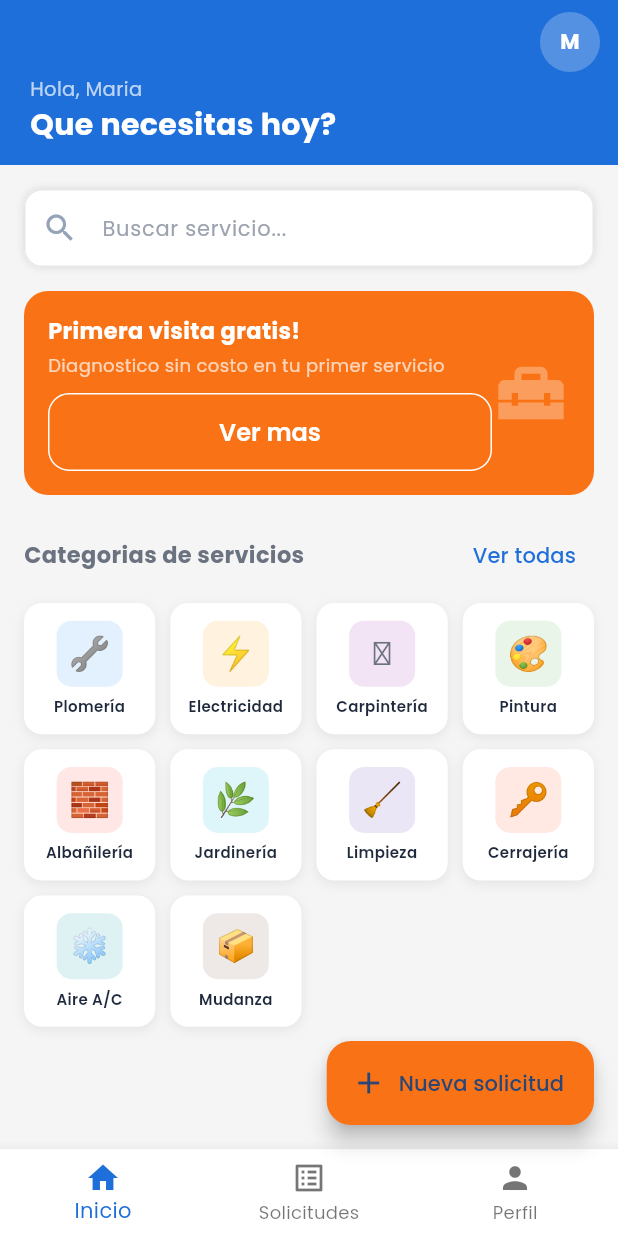
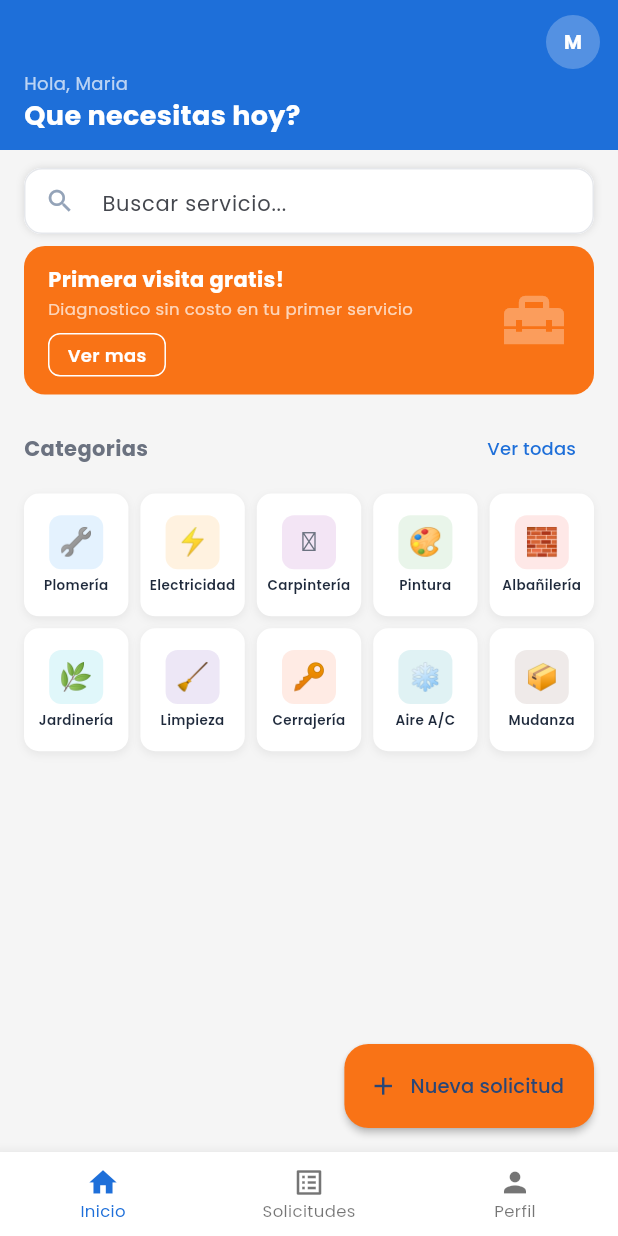
Before and after one commit to walteresc/armando-casas-app, a Flutter app: the screen it shows after launch, on a phone screen of 412 x 824 dp. Run offline on Flutter 3.47's test engine with Material 3 defaults, Android fonts, the phone set to English and light mode, and no system bars; our stand-ins replace animate_do, flutter_rating_bar, google_fonts, smooth_page_indicator, timeline_tile.

Commit message:
Fix: cards compactas 5 columnas

```diff
--- a/lib/screens/home_screen.dart
+++ b/lib/screens/home_screen.dart
@@ -2,7 +2,6 @@ import 'package:flutter/material.dart';
 import '../models/models.dart';
 import '../routes/app_routes.dart';
 
-// Paleta de colores local por categoria
 const _catColors = {
   ServiceCategory.plomeria:     Color(0xFF2196F3),
   ServiceCategory.electricidad: Color(0xFFFF9800),
@@ -18,7 +17,6 @@ const _catColors = {
 
 class HomeScreen extends StatelessWidget {
   const HomeScreen({super.key});
-
   static const _cats = ServiceCategory.values;
 
   @override
@@ -27,55 +25,50 @@ class HomeScreen extends StatelessWidget {
       backgroundColor: const Color(0xFFF5F5F5),
       body: CustomScrollView(slivers: [
         SliverAppBar(
-          expandedHeight: 110, floating: true, snap: true,
+          expandedHeight: 100, floating: true, snap: true,
           backgroundColor: const Color(0xFF1E6FD9),
           flexibleSpace: FlexibleSpaceBar(
             background: SafeArea(child: Padding(
-              padding: const EdgeInsets.fromLTRB(20, 8, 20, 12),
+              padding: const EdgeInsets.fromLTRB(16, 8, 16, 10),
               child: Column(crossAxisAlignment: CrossAxisAlignment.start, mainAxisAlignment: MainAxisAlignment.end, children: [
-                const Text('Hola, Maria', style: TextStyle(color: Colors.white70, fontSize: 13)),
-                const Text('Que necesitas hoy?', style: TextStyle(color: Colors.white, fontSize: 20, fontWeight: FontWeight.w700)),
+                const Text('Hola, Maria', style: TextStyle(color: Colors.white70, fontSize: 12)),
+                const Text('Que necesitas hoy?', style: TextStyle(color: Colors.white, fontSize: 18, fontWeight: FontWeight.w700)),
               ]),
             )),
           ),
-          actions: [
-            CircleAvatar(backgroundColor: Colors.white24, child: const Text('M', style: TextStyle(color: Colors.white, fontWeight: FontWeight.bold))),
-            const SizedBox(width: 12),
-          ],
+          actions: [CircleAvatar(backgroundColor: Colors.white24, radius: 18, child: const Text('M', style: TextStyle(color: Colors.white, fontWeight: FontWeight.bold, fontSize: 13))), const SizedBox(width: 12)],
         ),
         SliverToBoxAdapter(child: Column(children: [
-          Padding(padding: const EdgeInsets.all(16), child: Container(
-            decoration: BoxDecoration(color: Colors.white, borderRadius: BorderRadius.circular(12),
-              boxShadow: [BoxShadow(color: Colors.black12, blurRadius: 4)]),
-            child: const TextField(decoration: InputDecoration(
-              hintText: 'Buscar servicio...',
-              prefixIcon: Icon(Icons.search, color: Color(0xFF94A3B8)),
-              border: InputBorder.none, contentPadding: EdgeInsets.symmetric(vertical: 14))),
+          Padding(padding: const EdgeInsets.fromLTRB(16,12,16,8), child: Container(
+            height: 44,
+            decoration: BoxDecoration(color: Colors.white, borderRadius: BorderRadius.circular(12), boxShadow: [BoxShadow(color: Colors.black12, blurRadius: 4)]),
+            child: const TextField(decoration: InputDecoration(hintText: 'Buscar servicio...', hintStyle: TextStyle(fontSize: 14), prefixIcon: Icon(Icons.search, color: Color(0xFF94A3B8), size: 20), border: InputBorder.none, contentPadding: EdgeInsets.symmetric(vertical: 12))),
           )),
-          Padding(padding: const EdgeInsets.fromLTRB(16,0,16,16), child: Container(
-            padding: const EdgeInsets.all(16),
-            decoration: BoxDecoration(color: const Color(0xFFF97316), borderRadius: BorderRadius.circular(16)),
+          Padding(padding: const EdgeInsets.fromLTRB(16,0,16,12), child: Container(
+            padding: const EdgeInsets.symmetric(horizontal: 16, vertical: 12),
+            decoration: BoxDecoration(color: const Color(0xFFF97316), borderRadius: BorderRadius.circular(14)),
             child: Row(children: [
               Expanded(child: Column(crossAxisAlignment: CrossAxisAlignment.start, children: [
-                const Text('Primera visita gratis!', style: TextStyle(color: Colors.white, fontSize: 15, fontWeight: FontWeight.w700)),
-                const SizedBox(height: 4),
-                const Text('Diagnostico sin costo en tu primer servicio', style: TextStyle(color: Colors.white70, fontSize: 12)),
-                const SizedBox(height: 10),
-                OutlinedButton(
-                  style: OutlinedButton.styleFrom(foregroundColor: Colors.white, side: const BorderSide(color: Colors.white), padding: const EdgeInsets.symmetric(horizontal: 12, vertical: 6)),
-                  onPressed: () {}, child: const Text('Ver mas')),
+                const Text('Primera visita gratis!', style: TextStyle(color: Colors.white, fontSize: 14, fontWeight: FontWeight.w700)),
+                const SizedBox(height: 2),
+                const Text('Diagnostico sin costo en tu primer servicio', style: TextStyle(color: Colors.white70, fontSize: 11)),
+                const SizedBox(height: 8),
+                GestureDetector(onTap: () {}, child: Container(
+                  padding: const EdgeInsets.symmetric(horizontal: 12, vertical: 5),
+                  decoration: BoxDecoration(border: Border.all(color: Colors.white), borderRadius: BorderRadius.circular(8)),
+                  child: const Text('Ver mas', style: TextStyle(color: Colors.white, fontSize: 12, fontWeight: FontWeight.w600)))),
               ])),
-              const Icon(Icons.home_repair_service, color: Colors.white30, size: 52),
+              const Icon(Icons.home_repair_service, color: Colors.white30, size: 48),
             ]),
           )),
-          Padding(padding: const EdgeInsets.fromLTRB(16,0,16,8), child: Row(mainAxisAlignment: MainAxisAlignment.spaceBetween, children: [
-            const Text('Categorias de servicios', style: TextStyle(fontSize: 15, fontWeight: FontWeight.w700)),
-            TextButton(onPressed: () {}, child: const Text('Ver todas')),
+          Padding(padding: const EdgeInsets.fromLTRB(16,0,16,6), child: Row(mainAxisAlignment: MainAxisAlignment.spaceBetween, children: [
+            const Text('Categorias', style: TextStyle(fontSize: 14, fontWeight: FontWeight.w700)),
+            TextButton(onPressed: () {}, child: const Text('Ver todas', style: TextStyle(fontSize: 12))),
           ])),
           Padding(padding: const EdgeInsets.fromLTRB(16,0,16,16), child: GridView.builder(
             shrinkWrap: true, physics: const NeverScrollableScrollPhysics(),
             gridDelegate: const SliverGridDelegateWithFixedCrossAxisCount(
-              crossAxisCount: 4, childAspectRatio: 1.0, crossAxisSpacing: 10, mainAxisSpacing: 10),
+              crossAxisCount: 5, childAspectRatio: 0.85, crossAxisSpacing: 8, mainAxisSpacing: 8),
             itemCount: _cats.length,
             itemBuilder: (ctx, i) => _CategoryCard(cat: _cats[i]),
           )),
@@ -84,15 +77,16 @@ class HomeScreen extends StatelessWidget {
       ]),
       floatingActionButton: FloatingActionButton.extended(
         onPressed: () => Navigator.pushNamed(context, AppRoutes.nuevaSolicitud),
-        backgroundColor: const Color(0xFFF97316),
-        icon: const Icon(Icons.add), label: const Text('Nueva solicitud'),
+        backgroundColor: const Color(0xFFF97316), elevation: 2,
+        icon: const Icon(Icons.add, size: 20), label: const Text('Nueva solicitud', style: TextStyle(fontSize: 13)),
       ),
       bottomNavigationBar: BottomNavigationBar(
         currentIndex: 0, selectedItemColor: const Color(0xFF1E6FD9),
+        selectedFontSize: 11, unselectedFontSize: 11,
         items: const [
-          BottomNavigationBarItem(icon: Icon(Icons.home), label: 'Inicio'),
-          BottomNavigationBarItem(icon: Icon(Icons.list_alt), label: 'Solicitudes'),
-          BottomNavigationBarItem(icon: Icon(Icons.person), label: 'Perfil'),
+          BottomNavigationBarItem(icon: Icon(Icons.home, size: 22), label: 'Inicio'),
+          BottomNavigationBarItem(icon: Icon(Icons.list_alt, size: 22), label: 'Solicitudes'),
+          BottomNavigationBarItem(icon: Icon(Icons.person, size: 22), label: 'Perfil'),
         ],
       ),
     );
@@ -109,18 +103,16 @@ class _CategoryCard extends StatelessWidget {
     return GestureDetector(
       onTap: () => Navigator.pushNamed(context, AppRoutes.nuevaSolicitud),
       child: Container(
-        decoration: BoxDecoration(
-          color: Colors.white, borderRadius: BorderRadius.circular(12),
-          boxShadow: [BoxShadow(color: Colors.black.withOpacity(0.07), blurRadius: 6, offset: const Offset(0,2))]),
+        decoration: BoxDecoration(color: Colors.white, borderRadius: BorderRadius.circular(10),
+          boxShadow: [BoxShadow(color: Colors.black.withOpacity(0.06), blurRadius: 4, offset: const Offset(0,2))]),
         child: Column(mainAxisAlignment: MainAxisAlignment.center, children: [
-          Container(width: 44, height: 44,
-            decoration: BoxDecoration(color: color.withOpacity(0.13), borderRadius: BorderRadius.circular(10)),
-            child: Center(child: Text(cat.icon, style: const TextStyle(fontSize: 22)))),
-          const SizedBox(height: 6),
-          Padding(padding: const EdgeInsets.symmetric(horizontal: 3),
-            child: Text(cat.label,
-              textAlign: TextAlign.center, maxLines: 2, overflow: TextOverflow.ellipsis,
-              style: const TextStyle(fontSize: 10, fontWeight: FontWeight.w600, color: Color(0xFF1E293B)))),
+          Container(width: 36, height: 36,
+            decoration: BoxDecoration(color: color.withOpacity(0.12), borderRadius: BorderRadius.circular(8)),
+            child: Center(child: Text(cat.icon, style: const TextStyle(fontSize: 18)))),
+          const SizedBox(height: 4),
+          Padding(padding: const EdgeInsets.symmetric(horizontal: 2),
+            child: Text(cat.label, textAlign: TextAlign.center, maxLines: 2, overflow: TextOverflow.ellipsis,
+              style: const TextStyle(fontSize: 9, fontWeight: FontWeight.w600, color: Color(0xFF1E293B)))),
         ]),
       ),
     );
```
